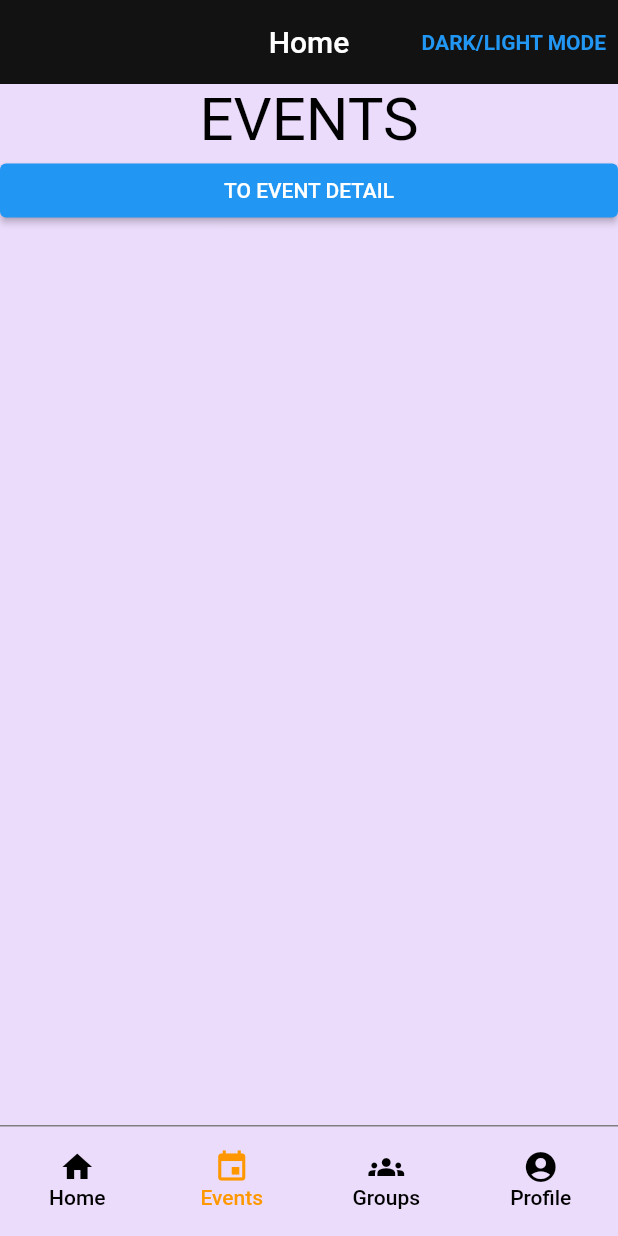
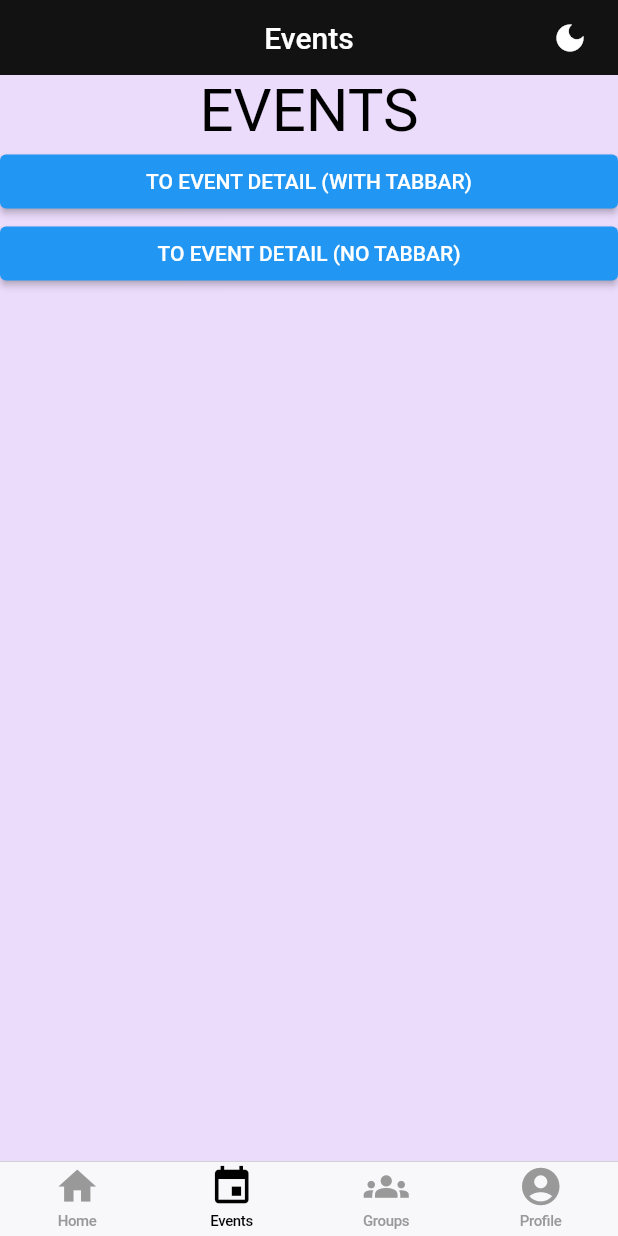
Before and after one commit to laaners/Eventy-flutter-application, a Flutter app: the screen it shows after launch, item 2 of the bottom bar chosen, on a phone screen of 412 x 824 dp. Run offline on Flutter 3.47's test engine with Material 2 defaults, Android fonts, the phone set to English and light mode, and no system bars.

Commit message:
CupertinoTabBar navigation

```diff
--- a/lib/main.dart
+++ b/lib/main.dart
@@ -1,8 +1,11 @@
 import 'package:dima_app/screens/event_detail.dart';
 import 'package:dima_app/screens/events.dart';
+import 'package:dima_app/screens/groups.dart';
 import 'package:dima_app/screens/home.dart';
+import 'package:dima_app/screens/profile.dart';
 import 'package:dima_app/themes/palette.dart';
-import 'package:dima_app/widgets/my_tab_bar.dart';
+import 'package:dima_app/transitions/screen_transition.dart';
+import 'package:flutter/cupertino.dart';
 import 'package:flutter/material.dart';
 
 import 'package:provider/provider.dart';
@@ -73,47 +76,101 @@ class ThemeSwitch extends ChangeNotifier {
   }
 }
 
-class MyApp extends StatelessWidget {
+int tabIndex = 0;
+
+class MyApp extends StatefulWidget {
   const MyApp({super.key});
+
+  @override
+  State<MyApp> createState() => _MyAppState();
+}
+
+class _MyAppState extends State<MyApp> {
+  // https://stackoverflow.com/questions/52298686/flutter-pop-to-root-when-bottom-navigation-tapped
+  int currentIndex = 0;
+
+  final GlobalKey<NavigatorState> firstTabNavKey = GlobalKey<NavigatorState>();
+  final GlobalKey<NavigatorState> secondTabNavKey = GlobalKey<NavigatorState>();
+  final GlobalKey<NavigatorState> thirdTabNavKey = GlobalKey<NavigatorState>();
+  final GlobalKey<NavigatorState> fourthTabNavKey = GlobalKey<NavigatorState>();
 
   @override
   Widget build(BuildContext context) {
     return MaterialApp(
-      title: 'Reddit Tutorial',
-      initialRoute: '/',
-      routes: {
-        '/event_detail': (context) => const EventDetailScreen(),
-      },
+      title: 'Eventy',
       theme: Provider.of<ThemeSwitch>(context).themeData,
-      home: DefaultTabController(
-        length: 4,
-        child: Scaffold(
-          appBar: AppBar(
-            centerTitle: true,
-            title: const Text("Home"),
-            actions: [
-              TextButton(
-                onPressed: () {
-                  Provider.of<ThemeSwitch>(context, listen: false)
-                      .changeTheme();
-                },
-                child: const Text(
-                  "DARK/LIGHT MODE",
-                  style: TextStyle(
-                    fontWeight: FontWeight.bold,
-                  ),
-                ),
-              ),
-            ],
-          ),
-          body: const TabBarView(
-            children: [
-              HomeScreen(),
-              EventsScreen(),
-            ],
-          ),
-          bottomNavigationBar: const MyTabBar(),
+      home: CupertinoTabScaffold(
+        tabBar: CupertinoTabBar(
+          onTap: (index) {
+            // back home only if not switching tab
+            if (currentIndex == index) {
+              switch (index) {
+                case 0:
+                  firstTabNavKey.currentState?.popUntil((r) => r.isFirst);
+                  break;
+                case 1:
+                  secondTabNavKey.currentState?.popUntil((r) => r.isFirst);
+                  break;
+                case 2:
+                  thirdTabNavKey.currentState?.popUntil((r) => r.isFirst);
+                  break;
+                case 3:
+                  fourthTabNavKey.currentState?.popUntil((r) => r.isFirst);
+                  break;
+              }
+            }
+            currentIndex = index;
+          },
+          activeColor: Provider.of<ThemeSwitch>(context).themeData.primaryColor,
+          items: const <BottomNavigationBarItem>[
+            BottomNavigationBarItem(
+              icon: Icon(Icons.home),
+              label: 'Home',
+            ),
+            BottomNavigationBarItem(
+              icon: Icon(Icons.event),
+              label: 'Events',
+            ),
+            BottomNavigationBarItem(
+              icon: Icon(Icons.groups),
+              label: 'Groups',
+            ),
+            BottomNavigationBarItem(
+              icon: Icon(Icons.account_circle),
+              label: 'Profile',
+            ),
+          ],
         ),
+        tabBuilder: (context, index) {
+          switch (index) {
+            case 0:
+              return CupertinoTabView(
+                navigatorKey: firstTabNavKey,
+                builder: (context) =>
+                    const CupertinoPageScaffold(child: HomeScreen()),
+              );
+            case 1:
+              return CupertinoTabView(
+                navigatorKey: secondTabNavKey,
+                builder: (context) =>
+                    const CupertinoPageScaffold(child: EventsScreen()),
+              );
+            case 2:
+              return CupertinoTabView(
+                navigatorKey: thirdTabNavKey,
+                builder: (context) =>
+                    const CupertinoPageScaffold(child: GroupsScreen()),
+              );
+            case 3:
+              return CupertinoTabView(
+                navigatorKey: fourthTabNavKey,
+                builder: (context) =>
+                    const CupertinoPageScaffold(child: ProfileScreen()),
+              );
+            default:
+              return const CupertinoTabView();
+          }
+        },
       ),
     );
   }
--- a/lib/screens/events.dart
+++ b/lib/screens/events.dart
@@ -1,11 +1,17 @@
+import 'package:dima_app/screens/event_detail.dart';
+import 'package:dima_app/transitions/screen_transition.dart';
 import 'package:flutter/material.dart';
+
+import '../widgets/my_app_bar.dart';
 
 class EventsScreen extends StatelessWidget {
   const EventsScreen({super.key});
 
   @override
   Widget build(BuildContext context) {
-    return ListView(
+    return Scaffold(
+      appBar: const MyAppBar("Events"),
+      body: ListView(
         children: [
           const Center(
             child: Text(
@@ -15,11 +21,27 @@ class EventsScreen extends StatelessWidget {
           ),
           ElevatedButton(
             onPressed: () {
-            Navigator.pushNamed(context, '/event_detail');
+              Navigator.push(
+                context,
+                ScreenTransition(
+                  builder: (context) => const EventDetailScreen(),
+                ),
+              );
             },
-          child: const Text("TO EVENT DETAIL"),
+            child: const Text("TO EVENT DETAIL (WITH TABBAR)"),
+          ),
+          ElevatedButton(
+            onPressed: () {
+              Navigator.of(context, rootNavigator: true).push(
+                ScreenTransition(
+                  builder: (context) => const EventDetailScreen(),
+                ),
+              );
+            },
+            child: const Text("TO EVENT DETAIL (NO TABBAR)"),
           ),
         ],
+      ),
     );
   }
 }
--- a/lib/screens/home.dart
+++ b/lib/screens/home.dart
@@ -1,3 +1,4 @@
+import 'package:dima_app/widgets/my_app_bar.dart';
 import 'package:flutter/material.dart';
 
 import 'package:provider/provider.dart';
@@ -8,7 +9,9 @@ class HomeScreen extends StatelessWidget {
 
   @override
   Widget build(BuildContext context) {
-    return ListView(
+    return Scaffold(
+      appBar: const MyAppBar("Home"),
+      body: ListView(
         children: [
           Text(Provider.of<Something>(context).stringa),
           // equivalente a quello sopra
@@ -56,6 +59,7 @@ class HomeScreen extends StatelessWidget {
             ),
           )
         ],
+      ),
     );
   }
 }
--- a/lib/themes/palette.dart
+++ b/lib/themes/palette.dart
@@ -31,14 +31,7 @@ class Palette {
       bodyMedium: TextStyle(color: Colors.white),
       bodyLarge: TextStyle(color: Colors.white70),
     ),
-    bottomNavigationBarTheme: const BottomNavigationBarThemeData(
-      selectedIconTheme: IconThemeData(
-        color: Colors.orange,
-      ),
-      unselectedIconTheme: IconThemeData(
-        color: Colors.amber,
-      ),
-    ),
+    iconTheme: const IconThemeData(color: whiteColor),
   );
 
   static var lightModeAppTheme = ThemeData.light().copyWith(
@@ -60,13 +53,6 @@ class Palette {
       bodyMedium: TextStyle(color: Colors.black),
       bodyLarge: TextStyle(color: Colors.black87),
     ),
-    bottomNavigationBarTheme: const BottomNavigationBarThemeData(
-      selectedIconTheme: IconThemeData(
-        color: Colors.orange,
-      ),
-      unselectedIconTheme: IconThemeData(
-        color: Colors.amber,
-      ),
-    ),
+    iconTheme: const IconThemeData(color: whiteColor),
   );
 }
--- /dev/null
+++ b/lib/transitions/screen_transition.dart
@@ -0,0 +1,28 @@
+import 'package:flutter/material.dart';
+
+class ScreenTransition extends MaterialPageRoute {
+  ScreenTransition({required super.builder});
+
+  int duration = 150;
+  Offset begin = const Offset(1, 0.0);
+  Offset end = const Offset(0.0, 0.0);
+  Curve curve = Curves.ease;
+
+  @override
+  Duration get transitionDuration => Duration(milliseconds: duration);
+
+  @override
+  Widget buildTransitions(context, animation, secondaryAnimation, child) {
+    return SlideTransition(
+      position: Tween(
+        begin: begin,
+        end: end,
+      )
+          .chain(
+            CurveTween(curve: curve),
+          )
+          .animate(animation),
+      child: child,
+    );
+  }
+}
--- /dev/null
+++ b/lib/widgets/my_app_bar.dart
@@ -0,0 +1,29 @@
+import 'package:dima_app/main.dart';
+import 'package:flutter/material.dart';
+import 'package:provider/provider.dart';
+
+class MyAppBar extends StatelessWidget implements PreferredSizeWidget {
+  @override
+  Size get preferredSize => const Size.fromHeight(50);
+  final String title;
+  const MyAppBar(this.title, {super.key});
+
+  @override
+  Widget build(BuildContext context) {
+    return AppBar(
+      centerTitle: true,
+      title: Text(title),
+      actions: [
+        TextButton(
+          onPressed: () {
+            Provider.of<ThemeSwitch>(context, listen: false).changeTheme();
+          },
+          child: Icon(
+            Icons.dark_mode,
+            color: Provider.of<ThemeSwitch>(context).themeData.iconTheme.color,
+          ),
+        ),
+      ],
+    );
+  }
+}
--- a/lib/widgets/my_tab_bar.dart
+++ /dev/null
@@ -1,47 +0,0 @@
-import 'package:dima_app/themes/palette.dart';
-import 'package:flutter/material.dart';
-
-class MyTabBar extends StatelessWidget {
-  const MyTabBar({super.key});
-
-  @override
-  Widget build(BuildContext context) {
-    return const DecoratedBox(
-      decoration: BoxDecoration(
-        border: Border(
-          top: BorderSide(
-            width: 1,
-            color: Palette.greyColor,
-          ),
-        ),
-      ),
-      child: TabBar(
-        labelColor: Colors.orange,
-        unselectedLabelColor: Colors.black,
-        indicatorColor: Colors.transparent,
-        tabs: [
-          Tab(
-            icon: Icon(Icons.home),
-            text: "Home",
-            iconMargin: EdgeInsets.all(0),
-          ),
-          Tab(
-            icon: Icon(Icons.event),
-            text: "Events",
-            iconMargin: EdgeInsets.all(0),
-          ),
-          Tab(
-            icon: Icon(Icons.groups),
-            text: "Groups",
-            iconMargin: EdgeInsets.all(0),
-          ),
-          Tab(
-            icon: Icon(Icons.account_circle),
-            text: "Profile",
-            iconMargin: EdgeInsets.all(0),
-          ),
-        ],
-      ),
-    );
-  }
-}
```
Also changed, not shown: lib/screens/event_detail.dart (+13 -32 lines), lib/screens/groups.dart (added, +23 -0 lines), lib/screens/profile.dart (added, +23 -0 lines). Lines whose indentation alone changed are shown as unchanged.
